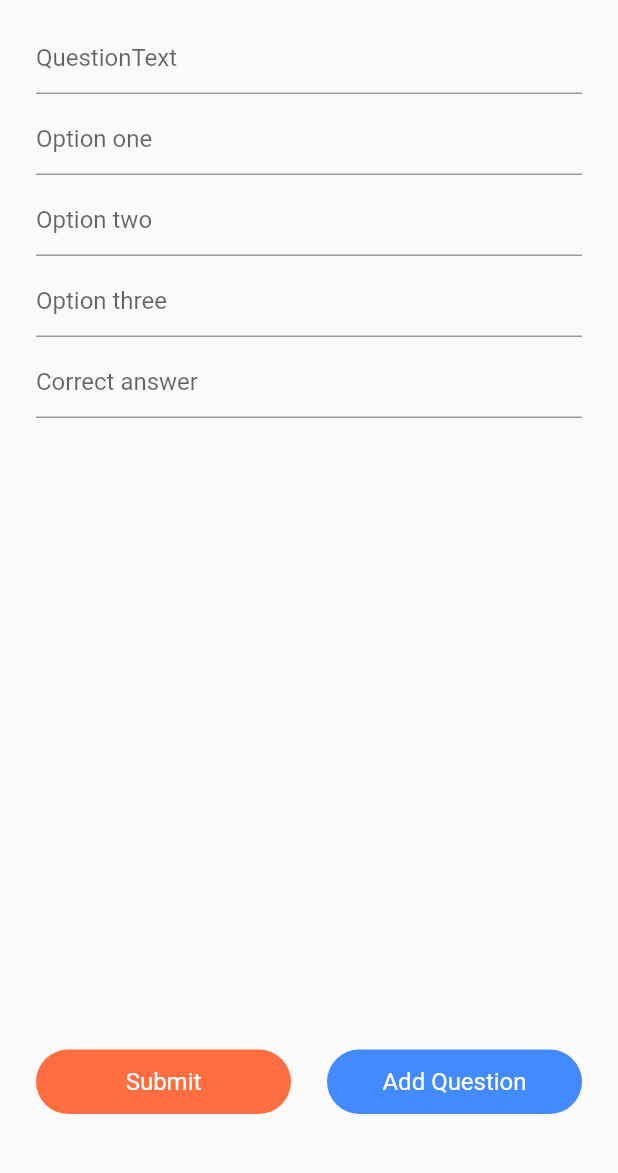
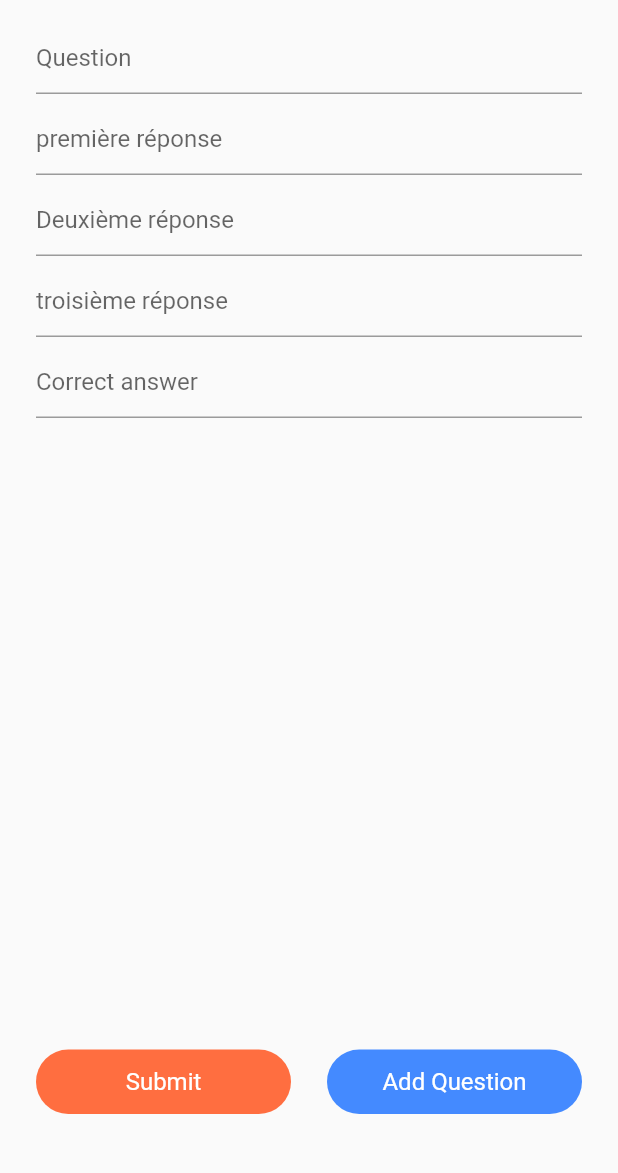
Before and after one commit to YasmineFilali/application_quiz, a Flutter app: the AddQuestion screen opened directly with empty values, on a phone screen of 412 x 824 dp, the part 62-1235 px from its top. Run offline on Flutter 3.47's test engine with Material 2 defaults, Android fonts, the phone set to English and light mode, and no system bars; our stand-ins replace cloud_firestore, firebase_core, random_string; accounts and stored records are empty.

Commit message:
Update add_question.dart

```diff
--- a/lib/Screens/add_question.dart
+++ b/lib/Screens/add_question.dart
@@ -71,55 +71,55 @@ class _AddQuestionState extends State<AddQuestion> {
             children: [
               TextFormField(
                 decoration: InputDecoration(
-                    hintText: "QuestionText"
+                    hintText: "Question"
                 ),
                 onChanged: (val){
                   question = val;
                 },
                 validator: (val){
                   if (val != null && val.isEmpty) {
-                    return"Enter question";
+                    return"saisissez la question";
                   }                },
               ),
               SizedBox(height: 6,),
               TextFormField(
                 decoration: InputDecoration(
-                    hintText: "Option one"
+                    hintText: "première réponse"
                 ),
                 onChanged: (val){
                   option1 = val;
                 },
                 validator: (val){
                   if (val != null && val.isEmpty) {
-                    return "Enter option one";
+                    return "saisissez la première réponse";
                   }
                 },
               ),
               SizedBox(height: 6,),
               TextFormField(
                 decoration: InputDecoration(
-                    hintText: "Option two"
+                    hintText: "Deuxième réponse"
                 ),
                 onChanged: (val){
                   option2 = val;
                 },
                 validator: (val){
                   if (val != null && val.isEmpty) {
-                    return "Enter option two";
+                    return "Saisissez la 2eme réponse";
                   }
                 },
               ),
               SizedBox(height: 6,),
               TextFormField(
                 decoration: InputDecoration(
-                    hintText: "Option three"
+                    hintText: "troisième réponse"
                 ),
                 onChanged: (val){
                   option3 = val;
                 },
                 validator: (val){
                   if (val != null && val.isEmpty) {
-                    return "Enter option three";
+                    return "Saisissez la 3eme réponse";
                   }
                 },
               ),
@@ -133,7 +133,7 @@ class _AddQuestionState extends State<AddQuestion> {
                 },
                 validator: (val){
                   if (val != null && val.isEmpty) {
-                    return "Enter correct answer";
+                    return "Saisissez la réponse correcte";
                   }
 
                 },
```
